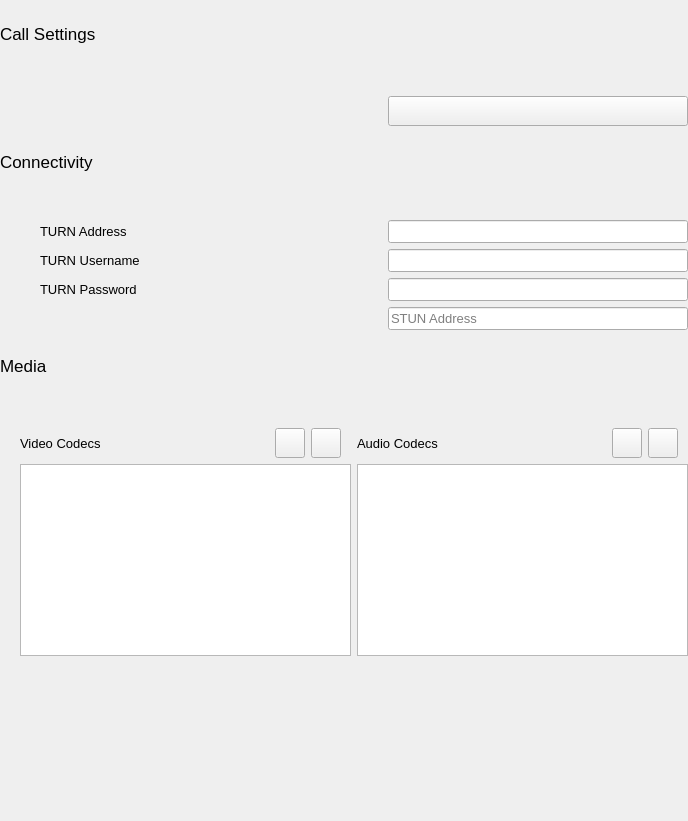
First picture: the form in advancedsipsettingwidget.ui, repository savoirfairelinux/jami-client-windows, before the edit.
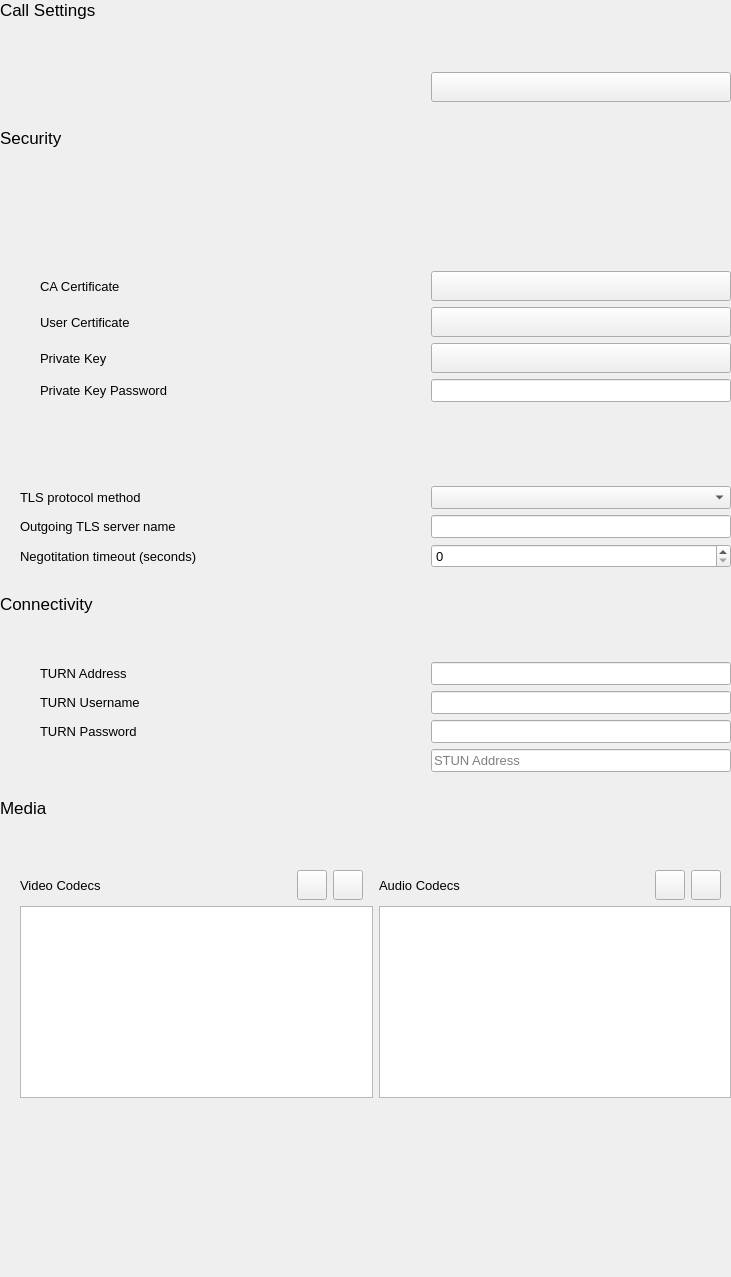
Second picture: the form after the edit. Icons and pictures are not drawn. Custom widgets are drawn as their Qt base class.

Commit message:
advancedSIPsetting: add security settings into the SIP advanced setting & LineEdit signal change
- change Line edit signal from textEdited to textChanged

Patch:
```diff
--- a/advancedsipsettingwidget.ui
+++ b/advancedsipsettingwidget.ui
@@ -6,14 +6,14 @@
    <rect>
     <x>0</x>
     <y>0</y>
-    <width>688</width>
-    <height>821</height>
+    <width>731</width>
+    <height>1277</height>
    </rect>
   </property>
   <property name="windowTitle">
    <string>Form</string>
   </property>
-  <layout class="QVBoxLayout" name="verticalLayout">
+  <layout class="QVBoxLayout" name="verticalLayout_4">
    <property name="leftMargin">
     <number>0</number>
    </property>
@@ -26,22 +26,6 @@
    <property name="bottomMargin">
     <number>0</number>
    </property>
-   <item>
-    <spacer name="verticalSpacer">
-     <property name="orientation">
-      <enum>Qt::Vertical</enum>
-     </property>
-     <property name="sizeType">
-      <enum>QSizePolicy::Fixed</enum>
-     </property>
-     <property name="sizeHint" stdset="0">
-      <size>
-       <width>20</width>
-       <height>24</height>
-      </size>
-     </property>
-    </spacer>
-   </item>
    <item>
     <layout class="QVBoxLayout" name="verticalLayout_2">
      <item>
@@ -159,6 +143,584 @@
      </item>
     </layout>
    </item>
+   <item>
+    <spacer name="verticalSpacer">
+     <property name="orientation">
+      <enum>Qt::Vertical</enum>
+     </property>
+     <property name="sizeType">
+      <enum>QSizePolicy::Fixed</enum>
+     </property>
+     <property name="sizeHint" stdset="0">
+      <size>
+       <width>20</width>
+       <height>20</height>
+      </size>
+     </property>
+    </spacer>
+   </item>
+   <item>
+    <layout class="QVBoxLayout" name="verticalLayout">
+     <item>
+      <widget class="QLabel" name="label_3">
+       <property name="font">
+        <font>
+         <pointsize>13</pointsize>
+        </font>
+       </property>
+       <property name="text">
+        <string>Security</string>
+       </property>
+      </widget>
+     </item>
+     <item>
+      <spacer name="verticalSpacer_8">
+       <property name="orientation">
+        <enum>Qt::Vertical</enum>
+       </property>
+       <property name="sizeType">
+        <enum>QSizePolicy::Fixed</enum>
+       </property>
+       <property name="sizeHint" stdset="0">
+        <size>
+         <width>20</width>
+         <height>13</height>
+        </size>
+       </property>
+      </spacer>
+     </item>
+     <item>
+      <layout class="QVBoxLayout" name="verticalLayout_16">
+       <property name="leftMargin">
+        <number>20</number>
+       </property>
+       <property name="topMargin">
+        <number>0</number>
+       </property>
+       <item>
+        <layout class="QGridLayout" name="gridLayout_3">
+         <property name="leftMargin">
+          <number>0</number>
+         </property>
+         <item row="14" column="0">
+          <widget class="QLabel" name="label_11">
+           <property name="font">
+            <font>
+             <pointsize>10</pointsize>
+            </font>
+           </property>
+           <property name="text">
+            <string>TLS protocol method</string>
+           </property>
+          </widget>
+         </item>
+         <item row="16" column="2">
+          <widget class="QSpinBox" name="negotiationTimeoutSpinBox">
+           <property name="font">
+            <font>
+             <pointsize>10</pointsize>
+            </font>
+           </property>
+          </widget>
+         </item>
+         <item row="12" column="1">
+          <spacer name="horizontalSpacer_14">
+           <property name="orientation">
+            <enum>Qt::Horizontal</enum>
+           </property>
+           <property name="sizeType">
+            <enum>QSizePolicy::MinimumExpanding</enum>
+           </property>
+           <property name="sizeHint" stdset="0">
+            <size>
+             <width>40</width>
+             <height>20</height>
+            </size>
+           </property>
+          </spacer>
+         </item>
+         <item row="0" column="0">
+          <widget class="ToggleSwitch" name="encryptMediaStreamsToggle" native="true">
+           <property name="font">
+            <font>
+             <pointsize>10</pointsize>
+            </font>
+           </property>
+           <property name="text" stdset="0">
+            <string>Encrypt media streams (SRTP)</string>
+           </property>
+          </widget>
+         </item>
+         <item row="6" column="0">
+          <layout class="QHBoxLayout" name="horizontalLayout_22">
+           <item>
+            <spacer name="horizontalSpacer_16">
+             <property name="orientation">
+              <enum>Qt::Horizontal</enum>
+             </property>
+             <property name="sizeType">
+              <enum>QSizePolicy::Fixed</enum>
+             </property>
+             <property name="sizeHint" stdset="0">
+              <size>
+               <width>20</width>
+               <height>20</height>
+              </size>
+             </property>
+            </spacer>
+           </item>
+           <item>
+            <widget class="QLabel" name="label_18">
+             <property name="font">
+              <font>
+               <pointsize>10</pointsize>
+              </font>
+             </property>
+             <property name="text">
+              <string>CA Certificate</string>
+             </property>
+            </widget>
+           </item>
+          </layout>
+         </item>
+         <item row="9" column="0">
+          <layout class="QHBoxLayout" name="horizontalLayout_25">
+           <item>
+            <spacer name="horizontalSpacer_21">
+             <property name="orientation">
+              <enum>Qt::Horizontal</enum>
+             </property>
+             <property name="sizeType">
+              <enum>QSizePolicy::Fixed</enum>
+             </property>
+             <property name="sizeHint" stdset="0">
+              <size>
+               <width>20</width>
+               <height>20</height>
+              </size>
+             </property>
+            </spacer>
+           </item>
+           <item>
+            <widget class="QLabel" name="label_21">
+             <property name="font">
+              <font>
+               <pointsize>10</pointsize>
+              </font>
+             </property>
+             <property name="text">
+              <string>Private Key Password</string>
+             </property>
+            </widget>
+           </item>
+          </layout>
+         </item>
+         <item row="13" column="1">
+          <spacer name="horizontalSpacer_15">
+           <property name="orientation">
+            <enum>Qt::Horizontal</enum>
+           </property>
+           <property name="sizeType">
+            <enum>QSizePolicy::MinimumExpanding</enum>
+           </property>
+           <property name="sizeHint" stdset="0">
+            <size>
+             <width>40</width>
+             <height>20</height>
+            </size>
+           </property>
+          </spacer>
+         </item>
+         <item row="3" column="1">
+          <spacer name="horizontalSpacer_17">
+           <property name="orientation">
+            <enum>Qt::Horizontal</enum>
+           </property>
+           <property name="sizeType">
+            <enum>QSizePolicy::MinimumExpanding</enum>
+           </property>
+           <property name="sizeHint" stdset="0">
+            <size>
+             <width>40</width>
+             <height>20</height>
+            </size>
+           </property>
+          </spacer>
+         </item>
+         <item row="6" column="2">
+          <layout class="QHBoxLayout" name="horizontalLayout_5">
+           <item>
+            <widget class="QPushButton" name="btnSIPCACert">
+             <property name="sizePolicy">
+              <sizepolicy hsizetype="Minimum" vsizetype="Fixed">
+               <horstretch>0</horstretch>
+               <verstretch>0</verstretch>
+              </sizepolicy>
+             </property>
+             <property name="minimumSize">
+              <size>
+               <width>250</width>
+               <height>30</height>
+              </size>
+             </property>
+             <property name="font">
+              <font>
+               <pointsize>10</pointsize>
+              </font>
+             </property>
+             <property name="layoutDirection">
+              <enum>Qt::LeftToRight</enum>
+             </property>
+             <property name="text">
+              <string/>
+             </property>
+             <property name="icon">
+              <iconset>
+               <normaloff>images/icons/round-folder-24px.svg</normaloff>images/icons/round-folder-24px.svg</iconset>
+             </property>
+            </widget>
+           </item>
+          </layout>
+         </item>
+         <item row="14" column="2">
+          <widget class="QComboBox" name="tlsProtocolComboBox">
+           <property name="font">
+            <font>
+             <pointsize>10</pointsize>
+            </font>
+           </property>
+           <property name="insertPolicy">
+            <enum>QComboBox::InsertAtBottom</enum>
+           </property>
+          </widget>
+         </item>
+         <item row="3" column="0">
+          <widget class="ToggleSwitch" name="encryptNegotitationToggle" native="true">
+           <property name="font">
+            <font>
+             <pointsize>10</pointsize>
+            </font>
+           </property>
+           <property name="text" stdset="0">
+            <string>Encrypt negotiation (TLS)</string>
+           </property>
+          </widget>
+         </item>
+         <item row="2" column="1">
+          <spacer name="horizontalSpacer_22">
+           <property name="orientation">
+            <enum>Qt::Horizontal</enum>
+           </property>
+           <property name="sizeType">
+            <enum>QSizePolicy::MinimumExpanding</enum>
+           </property>
+           <property name="sizeHint" stdset="0">
+            <size>
+             <width>40</width>
+             <height>20</height>
+            </size>
+           </property>
+          </spacer>
+         </item>
+         <item row="15" column="0">
+          <widget class="QLabel" name="label_10">
+           <property name="font">
+            <font>
+             <pointsize>10</pointsize>
+            </font>
+           </property>
+           <property name="text">
+            <string>Outgoing TLS server name</string>
+           </property>
+          </widget>
+         </item>
+         <item row="0" column="1">
+          <spacer name="horizontalSpacer_7">
+           <property name="orientation">
+            <enum>Qt::Horizontal</enum>
+           </property>
+           <property name="sizeType">
+            <enum>QSizePolicy::MinimumExpanding</enum>
+           </property>
+           <property name="sizeHint" stdset="0">
+            <size>
+             <width>40</width>
+             <height>20</height>
+            </size>
+           </property>
+          </spacer>
+         </item>
+         <item row="15" column="2">
+          <widget class="QLineEdit" name="outgoingTLSServerNameLineEdit">
+           <property name="font">
+            <font>
+             <pointsize>10</pointsize>
+            </font>
+           </property>
+           <property name="echoMode">
+            <enum>QLineEdit::PasswordEchoOnEdit</enum>
+           </property>
+          </widget>
+         </item>
+         <item row="9" column="2">
+          <widget class="QLineEdit" name="lineEditSIPCertPassword">
+           <property name="sizePolicy">
+            <sizepolicy hsizetype="Fixed" vsizetype="Fixed">
+             <horstretch>0</horstretch>
+             <verstretch>0</verstretch>
+            </sizepolicy>
+           </property>
+           <property name="minimumSize">
+            <size>
+             <width>300</width>
+             <height>0</height>
+            </size>
+           </property>
+           <property name="font">
+            <font>
+             <pointsize>10</pointsize>
+            </font>
+           </property>
+           <property name="echoMode">
+            <enum>QLineEdit::PasswordEchoOnEdit</enum>
+           </property>
+           <property name="placeholderText">
+            <string/>
+           </property>
+          </widget>
+         </item>
+         <item row="7" column="2">
+          <layout class="QHBoxLayout" name="horizontalLayout_6">
+           <item>
+            <widget class="QPushButton" name="btnSIPUserCert">
+             <property name="minimumSize">
+              <size>
+               <width>250</width>
+               <height>30</height>
+              </size>
+             </property>
+             <property name="font">
+              <font>
+               <pointsize>10</pointsize>
+              </font>
+             </property>
+             <property name="layoutDirection">
+              <enum>Qt::LeftToRight</enum>
+             </property>
+             <property name="text">
+              <string/>
+             </property>
+             <property name="icon">
+              <iconset>
+               <normaloff>images/icons/round-folder-24px.svg</normaloff>images/icons/round-folder-24px.svg</iconset>
+             </property>
+            </widget>
+           </item>
+          </layout>
+         </item>
+         <item row="10" column="0">
+          <widget class="ToggleSwitch" name="verifyIncomingCertificatesServerToogle" native="true">
+           <property name="font">
+            <font>
+             <pointsize>10</pointsize>
+            </font>
+           </property>
+           <property name="text" stdset="0">
+            <string>Verify incoming certificates (server side)</string>
+           </property>
+          </widget>
+         </item>
+         <item row="10" column="1">
+          <spacer name="horizontalSpacer_18">
+           <property name="orientation">
+            <enum>Qt::Horizontal</enum>
+           </property>
+           <property name="sizeType">
+            <enum>QSizePolicy::MinimumExpanding</enum>
+           </property>
+           <property name="sizeHint" stdset="0">
+            <size>
+             <width>40</width>
+             <height>20</height>
+            </size>
+           </property>
+          </spacer>
+         </item>
+         <item row="8" column="0">
+          <layout class="QHBoxLayout" name="horizontalLayout_24">
+           <item>
+            <spacer name="horizontalSpacer_20">
+             <property name="orientation">
+              <enum>Qt::Horizontal</enum>
+             </property>
+             <property name="sizeType">
+              <enum>QSizePolicy::Fixed</enum>
+             </property>
+             <property name="sizeHint" stdset="0">
+              <size>
+               <width>20</width>
+               <height>20</height>
+              </size>
+             </property>
+            </spacer>
+           </item>
+           <item>
+            <widget class="QLabel" name="label_20">
+             <property name="font">
+              <font>
+               <pointsize>10</pointsize>
+              </font>
+             </property>
+             <property name="text">
+              <string>Private Key</string>
+             </property>
+            </widget>
+           </item>
+          </layout>
+         </item>
+         <item row="16" column="0">
+          <widget class="QLabel" name="label_12">
+           <property name="font">
+            <font>
+             <pointsize>10</pointsize>
+            </font>
+           </property>
+           <property name="text">
+            <string>Negotitation timeout (seconds)</string>
+           </property>
+          </widget>
+         </item>
+         <item row="8" column="2">
+          <layout class="QHBoxLayout" name="horizontalLayout_7">
+           <item>
+            <widget class="QPushButton" name="btnSIPPrivateKey">
+             <property name="minimumSize">
+              <size>
+               <width>250</width>
+               <height>30</height>
+              </size>
+             </property>
+             <property name="font">
+              <font>
+               <pointsize>10</pointsize>
+              </font>
+             </property>
+             <property name="layoutDirection">
+              <enum>Qt::LeftToRight</enum>
+             </property>
+             <property name="text">
+              <string/>
+             </property>
+             <property name="icon">
+              <iconset>
+               <normaloff>images/icons/round-folder-24px.svg</normaloff>images/icons/round-folder-24px.svg</iconset>
+             </property>
+            </widget>
+           </item>
+          </layout>
+         </item>
+         <item row="12" column="0">
+          <widget class="ToggleSwitch" name="verifyIncomingCertificatesClientToogle" native="true">
+           <property name="font">
+            <font>
+             <pointsize>10</pointsize>
+            </font>
+           </property>
+           <property name="text" stdset="0">
+            <string>Verify incoming certificates (client side)</string>
+           </property>
+          </widget>
+         </item>
+         <item row="7" column="0">
+          <layout class="QHBoxLayout" name="horizontalLayout_23">
+           <item>
+            <spacer name="horizontalSpacer_19">
+             <property name="orientation">
+              <enum>Qt::Horizontal</enum>
+             </property>
+             <property name="sizeType">
+              <enum>QSizePolicy::Fixed</enum>
+             </property>
+             <property name="sizeHint" stdset="0">
+              <size>
+               <width>20</width>
+               <height>20</height>
+              </size>
+             </property>
+            </spacer>
+           </item>
+           <item>
+            <widget class="QLabel" name="label_19">
+             <property name="font">
+              <font>
+               <pointsize>10</pointsize>
+              </font>
+             </property>
+             <property name="text">
+              <string>User Certificate</string>
+             </property>
+            </widget>
+           </item>
+          </layout>
+         </item>
+         <item row="13" column="0">
+          <widget class="ToggleSwitch" name="requireCeritificateForTLSIncomingToggle" native="true">
+           <property name="font">
+            <font>
+             <pointsize>10</pointsize>
+            </font>
+           </property>
+           <property name="text" stdset="0">
+            <string>Require certificate for incoming TLS connection</string>
+           </property>
+          </widget>
+         </item>
+         <item row="2" column="0">
+          <widget class="ToggleSwitch" name="fallbackRTPToggle" native="true">
+           <property name="font">
+            <font>
+             <pointsize>10</pointsize>
+            </font>
+           </property>
+           <property name="text" stdset="0">
+            <string>Fallback on RTP on encryption failture</string>
+           </property>
+          </widget>
+         </item>
+         <item row="1" column="0">
+          <widget class="ToggleSwitch" name="enableSDESToggle" native="true">
+           <property name="font">
+            <font>
+             <pointsize>10</pointsize>
+            </font>
+           </property>
+           <property name="text" stdset="0">
+            <string>Enable SDES (key exchange)</string>
+           </property>
+          </widget>
+         </item>
+         <item row="1" column="1">
+          <spacer name="horizontalSpacer_23">
+           <property name="orientation">
+            <enum>Qt::Horizontal</enum>
+           </property>
+           <property name="sizeType">
+            <enum>QSizePolicy::MinimumExpanding</enum>
+           </property>
+           <property name="sizeHint" stdset="0">
+            <size>
+             <width>40</width>
+             <height>20</height>
+            </size>
+           </property>
+          </spacer>
+         </item>
+        </layout>
+       </item>
+      </layout>
+     </item>
+    </layout>
+   </item>
    <item>
     <spacer name="verticalSpacer_4">
      <property name="orientation">
```
The commit also changes 2 other files.
